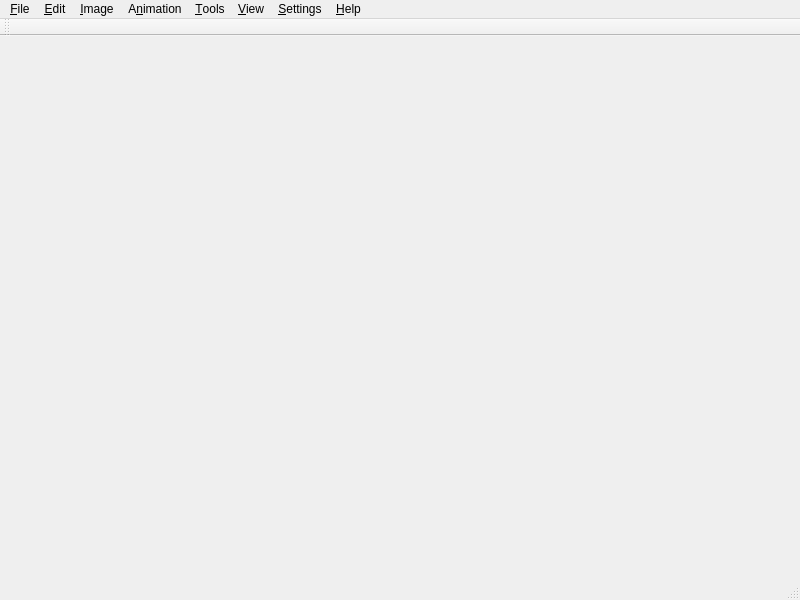
This is src/ui/main_window.ui in mbasaglia/PixelCayman as Qt 5 draws it before an edit. The edited form follows.
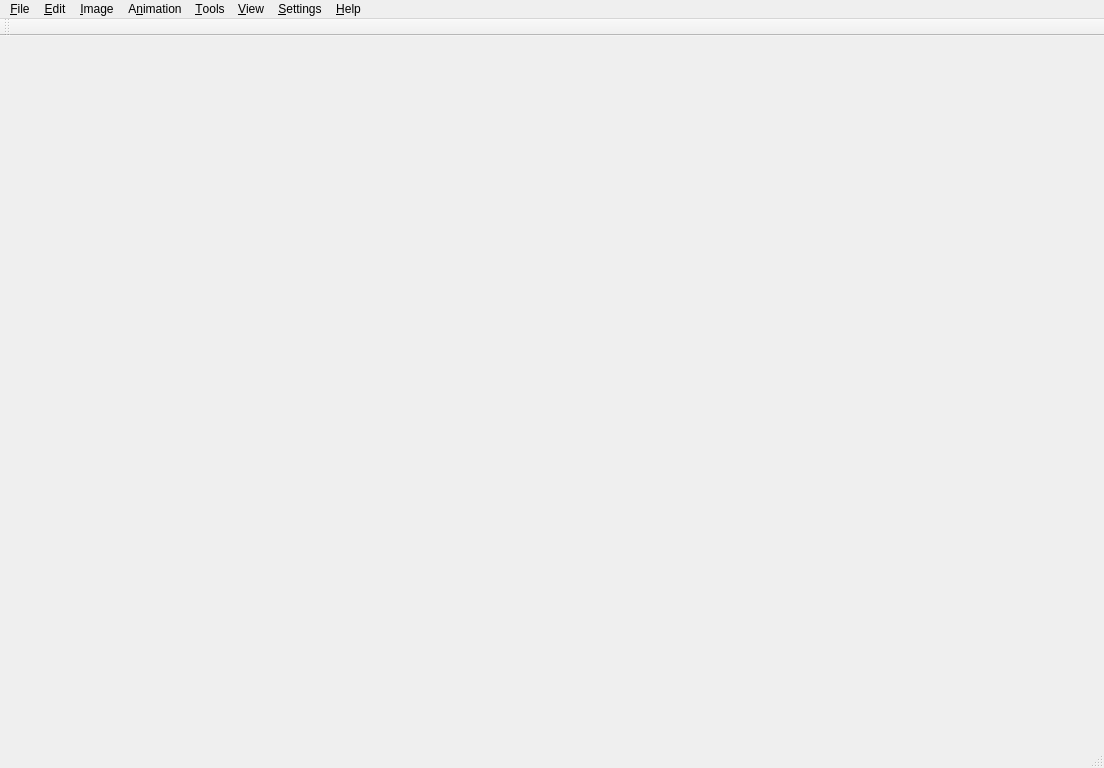
This is the edited form. Icons and pictures are not drawn. Custom widgets are drawn as their Qt base class.

Commit message: Zoom widget on the status bar

Diff of the .ui file:
```diff
--- a/src/ui/main_window.ui
+++ b/src/ui/main_window.ui
@@ -6,8 +6,8 @@
    <rect>
     <x>0</x>
     <y>0</y>
-    <width>800</width>
-    <height>600</height>
+    <width>1104</width>
+    <height>768</height>
    </rect>
   </property>
   <property name="windowTitle">
@@ -38,7 +38,7 @@
     <rect>
      <x>0</x>
      <y>0</y>
-     <width>800</width>
+     <width>1104</width>
      <height>30</height>
     </rect>
    </property>
```
Left out of the diff: 52 changed lines with no effect on the pictures. The commit also changes 2 other files.
